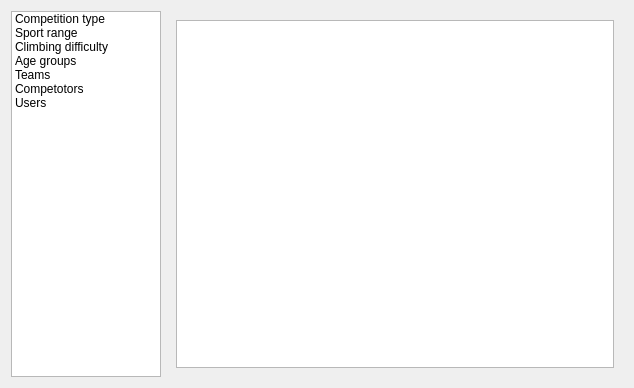
pitikov/cwall.qt4, file form_library_editor.ui: the form before one commit.
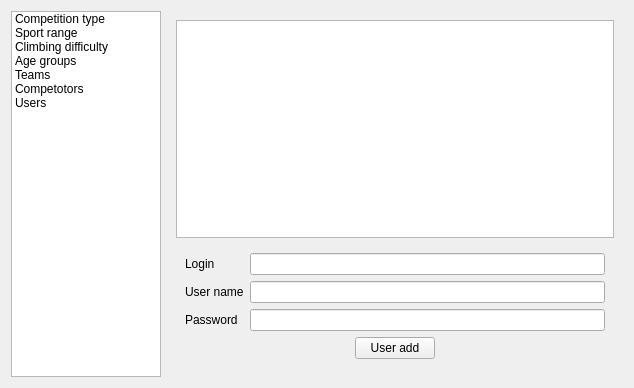
The form after the commit. The open tabs and pages were chosen to show the change.

Commit message: Управление библиотекой статичного контента: * добавил форму изменения пароля пользователя

Diff of the .ui file:
```diff
--- a/form_library_editor.ui
+++ b/form_library_editor.ui
@@ -121,6 +121,109 @@
          <property name="contextMenuPolicy">
           <enum>Qt::ActionsContextMenu</enum>
          </property>
+         <property name="selectionMode">
+          <enum>QAbstractItemView::SingleSelection</enum>
+         </property>
+         <property name="selectionBehavior">
+          <enum>QAbstractItemView::SelectRows</enum>
+         </property>
+        </widget>
+       </item>
+       <item>
+        <widget class="QWidget" name="widgetUserEdit" native="true">
+         <layout class="QFormLayout" name="formLayout">
+          <property name="fieldGrowthPolicy">
+           <enum>QFormLayout::ExpandingFieldsGrow</enum>
+          </property>
+          <item row="0" column="0">
+           <widget class="QLabel" name="labelUserLogin">
+            <property name="text">
+             <string>Login</string>
+            </property>
+            <property name="buddy">
+             <cstring>lineEditUserLogin</cstring>
+            </property>
+           </widget>
+          </item>
+          <item row="0" column="1">
+           <widget class="QLineEdit" name="lineEditUserLogin">
+            <property name="inputMask">
+             <string>NNNNNNNNNNNNNNNN; </string>
+            </property>
+           </widget>
+          </item>
+          <item row="1" column="0">
+           <widget class="QLabel" name="labelUserName">
+            <property name="text">
+             <string>User name</string>
+            </property>
+            <property name="buddy">
+             <cstring>lineEditUserName</cstring>
+            </property>
+           </widget>
+          </item>
+          <item row="1" column="1">
+           <widget class="QLineEdit" name="lineEditUserName">
+            <property name="maxLength">
+             <number>32</number>
+            </property>
+           </widget>
+          </item>
+          <item row="2" column="0">
+           <widget class="QLabel" name="labelUserPasswd">
+            <property name="text">
+             <string>Password</string>
+            </property>
+            <property name="buddy">
+             <cstring>lineEditUserPasswd</cstring>
+            </property>
+           </widget>
+          </item>
+          <item row="2" column="1">
+           <widget class="QLineEdit" name="lineEditUserPasswd">
+            <property name="echoMode">
+             <enum>QLineEdit::Password</enum>
+            </property>
+           </widget>
+          </item>
+          <item row="3" column="0" colspan="2">
+           <layout class="QHBoxLayout" name="horizontalLayoutUserEdit">
+            <item>
+             <spacer name="horizontalSpacer">
+              <property name="orientation">
+               <enum>Qt::Horizontal</enum>
+              </property>
+              <property name="sizeHint" stdset="0">
+               <size>
+                <width>40</width>
+                <height>20</height>
+               </size>
+              </property>
+             </spacer>
+            </item>
+            <item>
+             <widget class="QPushButton" name="pushButtonUserCommit">
+              <property name="text">
+               <string>User add</string>
+              </property>
+             </widget>
+            </item>
+            <item>
+             <spacer name="horizontalSpacer_2">
+              <property name="orientation">
+               <enum>Qt::Horizontal</enum>
+              </property>
+              <property name="sizeHint" stdset="0">
+               <size>
+                <width>40</width>
+                <height>20</height>
+               </size>
+              </property>
+             </spacer>
+            </item>
+           </layout>
+          </item>
+         </layout>
         </widget>
        </item>
       </layout>
```
Left out of the diff: 205 changed lines with no effect on the pictures. The commit also changes 5 other files.
